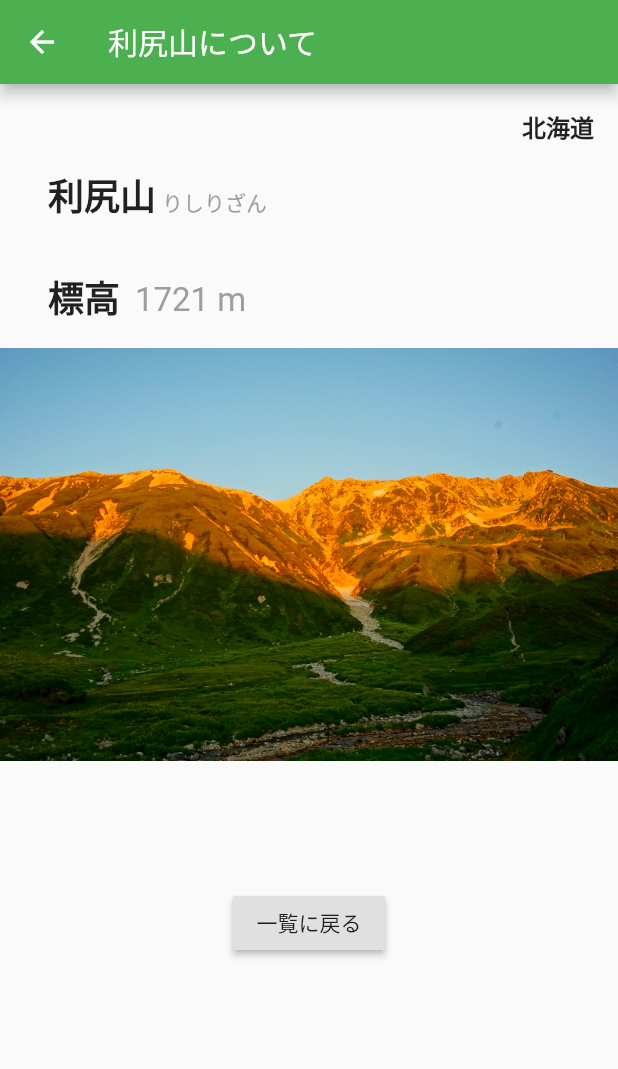
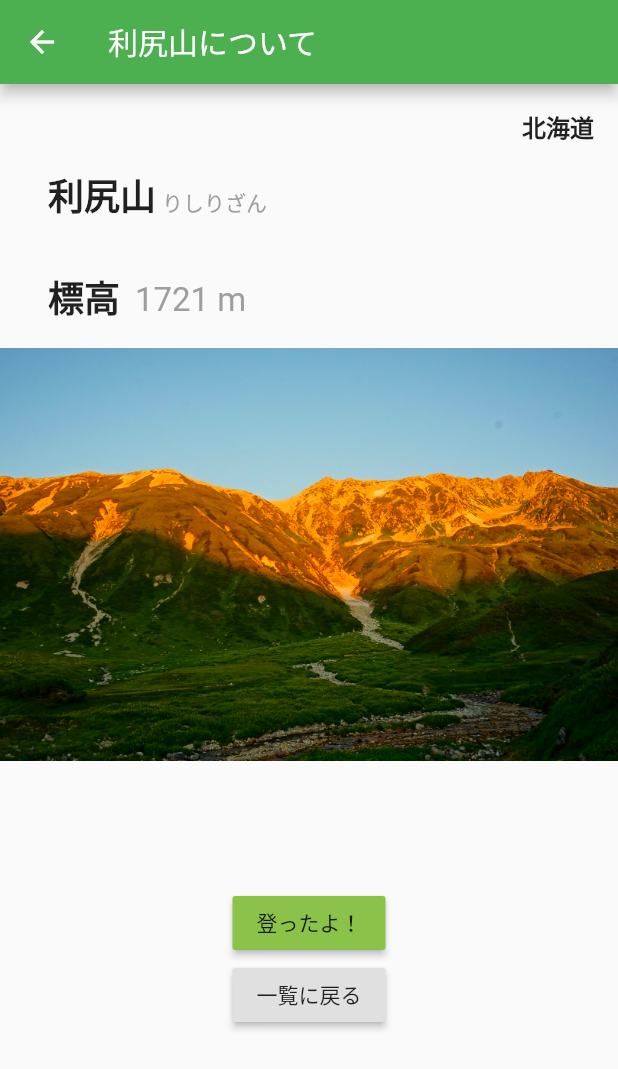
Before and after one commit to MoriTomo7315/hyakumeizan_app, a Flutter app: the screen it shows after launch, item 2 of the bottom bar chosen, after a tap on "詳細", on a phone screen of 412 x 824 dp. Shown: the top 1069 px of the screen. Run offline on Flutter 3.47's test engine with Material 2 defaults, Android fonts, the light colour scheme and no system bars; our stand-ins replace sqflite; accounts and stored records are empty.

Commit message:
#14 add button

```diff
--- a/lib/detail.dart
+++ b/lib/detail.dart
@@ -106,12 +106,23 @@ class HyakumeizansDetail extends StatelessWidget {
   Widget buttonSection(BuildContext context) {
     return Container(
       margin: const EdgeInsets.fromLTRB(0,0,0,32.0),
-      child: RaisedButton(
-        onPressed: () {
-          Navigator.pop(context);
-        },
-        child: Text('一覧に戻る'),
-      ),
+      child: Column(
+        children: <Widget>[
+          RaisedButton(
+            color: Colors.lightGreen,
+            onPressed: () {
+
+            },
+            child: Text('登ったよ！'),
+          ),
+          RaisedButton(
+            onPressed: () {
+              Navigator.pop(context);
+            },
+            child: Text('一覧に戻る'),
+          ),
+        ],
+      )
     );
   }
 
--- a/lib/hyakumeizan_list.dart
+++ b/lib/list_page.dart
@@ -1,5 +1,6 @@
 import 'package:flutter/material.dart';
 import 'model/mountain_model.dart';
+import 'model/done_mountain_models.dart';
 import 'detail.dart';
 import 'dart:convert';
 import 'dart:async' show Future;
--- a/lib/main.dart
+++ b/lib/main.dart
@@ -1,6 +1,6 @@
 import 'package:flutter/material.dart';
 import 'home.dart';
-import 'hyakumeizan_list.dart';
+import 'list_page.dart';
 import 'hyakumeizan_done.dart';
 
 void main() => runApp(MyApp());
```
